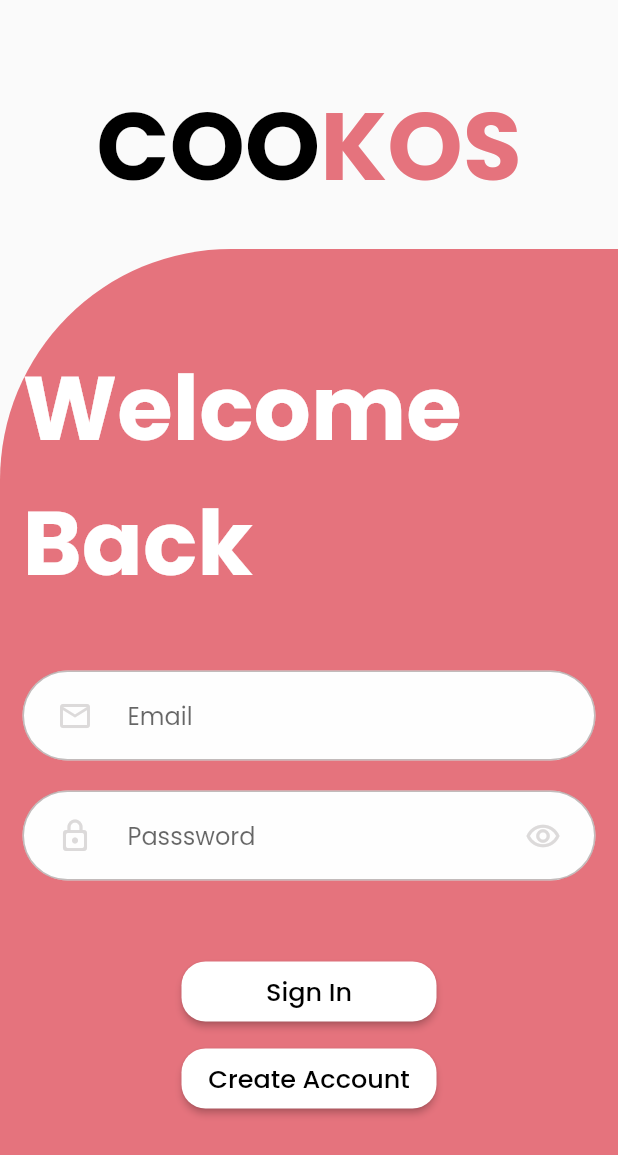
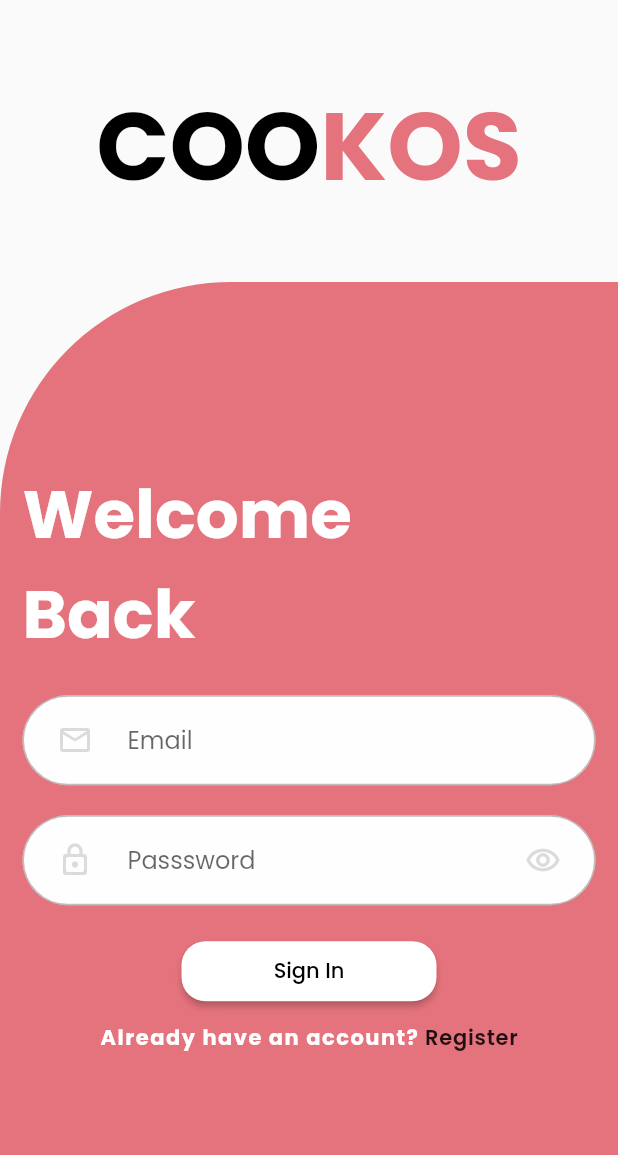
Before and after one commit to Bodan07/COOKOS_NEW, a Flutter app: the screen it shows after launch, on a phone screen of 412 x 824 dp. Shown: the top 1155 px of the screen. Run offline on Flutter 3.47's test engine with Material 2 defaults, Android fonts, the phone set to English and light mode, and no system bars; our stand-ins replace cloud_firestore, firebase_auth, firebase_core, firebase_storage, flutter_rating_bar, get and 4 more; accounts and stored records are empty.

Commit message:
login update

```diff
--- a/lib/screen/login.dart
+++ b/lib/screen/login.dart
@@ -81,7 +81,7 @@ class _LoginPageState extends State<LoginPage> {
             ],
           ),
           SizedBox(
-            height: 20,
+            height: 42,
           ),
           Expanded(
             child: Container(
@@ -94,7 +94,13 @@ class _LoginPageState extends State<LoginPage> {
                 margin: EdgeInsets.all(15),
                 child: Column(
                   crossAxisAlignment:
-                      CrossAxisAlignment.center, // Ubah ini menjadi 'start'
+                      CrossAxisAlignment.start, // Ubah ini menjadi 'start'
+                  mainAxisAlignment: MainAxisAlignment.center,
+                  children: [
+                    Container(
+                      alignment: Alignment.centerLeft,
+                      child: Column(
+                        crossAxisAlignment: CrossAxisAlignment.start,
                         mainAxisAlignment: MainAxisAlignment.center,
                         children: [
                           Container(
@@ -105,27 +111,23 @@ class _LoginPageState extends State<LoginPage> {
                                 Text(
                                   "Welcome",
                                   style: TextStyle(
-                                color: const Color.fromARGB(
-                                    255, 255, 255, 255), // Ubah warna teks
-                                fontSize: 60,
-                                fontWeight: FontWeight.bold
-                                // Sesuaikan ukuran teks
-                                ),
+                                      fontSize: 45,
+                                      color: Colors.white,
+                                      fontWeight: FontWeight.w700),
                                 ),
                                 Text(
                                   "Back",
                                   style: TextStyle(
-                                color: const Color.fromARGB(
-                                    255, 255, 255, 255), // Ubah warna teks
-                                fontSize: 60,
-                                fontWeight: FontWeight.bold
-                                // Sesuaikan ukuran teks
+                                      fontSize: 45,
+                                      color: Colors.white,
+                                      fontWeight: FontWeight.w700),
+                                ),
+                              ],
                             ),
                           ),
                         ],
                       ),
                     ),
-                    SizedBox(height: 20),
                     Container(
                       margin: EdgeInsets.only(left: 29),
                     ),
@@ -138,18 +140,13 @@ class _LoginPageState extends State<LoginPage> {
                     ),
                     passwordForm(
                         hintText: "Passsword", controller: passwordController),
-                    SizedBox(height: 50),
+                    SizedBox(height: 20),
                     //container button
                     Container(
                       alignment: Alignment.center,
                       child: ElevatedButton(
                         child: Text(
                           'Sign In',
-                          style: TextStyle(
-                            color: Colors.black, // Ubah warna teks
-                            fontSize: 17,
-                            //fontWeight: FontWeight.w700, // Sesuaikan ukuran teks
-                          ),
                         ),
                         onPressed: () {
                           if (emailController.text == "" &&
@@ -176,36 +173,35 @@ class _LoginPageState extends State<LoginPage> {
                       ),
                     ),
                     SizedBox(height: 10),
-                    Container(
-                      alignment: Alignment.center,
-                      child: ElevatedButton(
-                        child: Text(
-                          'Create Account',
+                    Row(
+                      mainAxisAlignment: MainAxisAlignment.center,
+                      children: [
+                        const Text(
+                          "Already have an account?",
                           style: TextStyle(
-                            color: Colors.black, // Ubah warna teks
-                            fontSize: 17,
-                            //fontWeight: FontWeight.w700, // Sesuaikan ukuran teks
+                              color: Colors.white,
+                              letterSpacing: 1,
+                              fontWeight: FontWeight.w700),
                         ),
+                        const SizedBox(
+                          width: 4,
                         ),
-                        onPressed: () {
+                        InkWell(
+                          child: const Text(
+                            'Register',
+                            style: TextStyle(
+                                fontWeight: FontWeight.w600,
+                                letterSpacing: 0.5),
+                          ),
+                          onTap: () {
                             Navigator.push(
                                 context,
                                 MaterialPageRoute(
                                     builder: (context) => Registrasi()));
                           },
-                        style: ElevatedButton.styleFrom(
-                          primary: const Color.fromARGB(
-                              255, 255, 255, 255), // Ubah warna latar belakang
-                          onPrimary: const Color.fromARGB(
-                              255, 0, 0, 0), // Ubah warna teks
-                          shape: RoundedRectangleBorder(
-                            borderRadius: BorderRadius.circular(16),
+                        )
+                      ],
                     ),
-                          minimumSize: Size(170, 40),
-                        ),
-                      ),
-                    ),
-                    SizedBox(height: 20),
                   ],
                 ),
               ),
```
Lines whose indentation alone changed are shown as unchanged.
